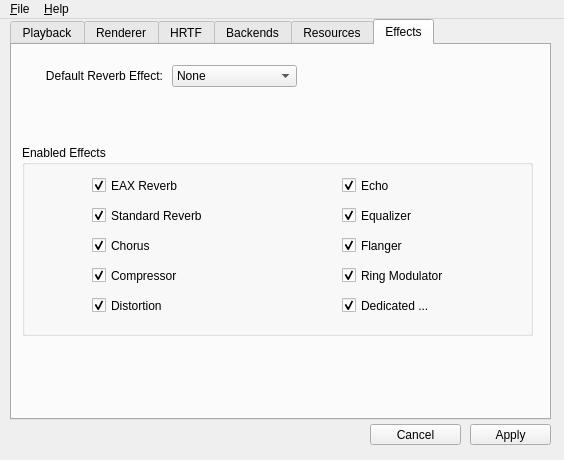
Above: utils/alsoft-config/mainwindow.ui from kcat/openal-soft before the change. Below: the same form after it.
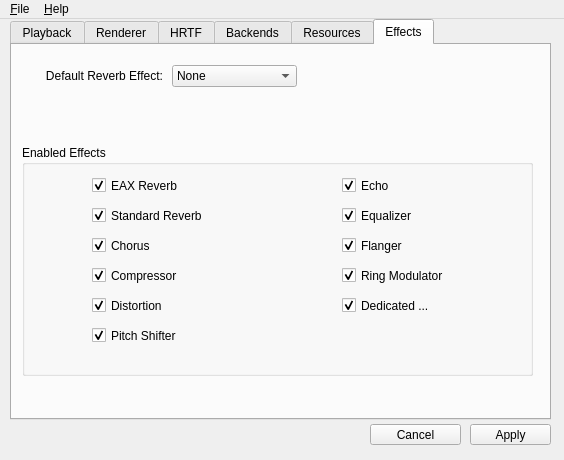
That is the form after the change. The open tabs and pages were chosen to show the change. Icons and pictures are not drawn.

Commit message: Alsoft-config: Add pitch shifter effect

What changed in the file:
```diff
--- a/utils/alsoft-config/mainwindow.ui
+++ b/utils/alsoft-config/mainwindow.ui
@@ -1933,7 +1933,7 @@
         <x>10</x>
         <y>100</y>
         <width>511</width>
-        <height>191</height>
+        <height>231</height>
        </rect>
       </property>
       <property name="toolTip">
@@ -2108,6 +2108,22 @@
         <bool>true</bool>
        </property>
       </widget>
+      <widget class="QCheckBox" name="enablePitchShifterCheck">
+       <property name="geometry">
+        <rect>
+         <x>70</x>
+         <y>180</y>
+         <width>131</width>
+         <height>21</height>
+        </rect>
+       </property>
+       <property name="text">
+        <string>Pitch Shifter</string>
+       </property>
+       <property name="checked">
+        <bool>true</bool>
+       </property>
+      </widget>
      </widget>
      <widget class="QLabel" name="label_13">
       <property name="geometry">
```
Left out of the diff: 12 changed lines with no effect on the pictures. The commit also changes 2 other files.
